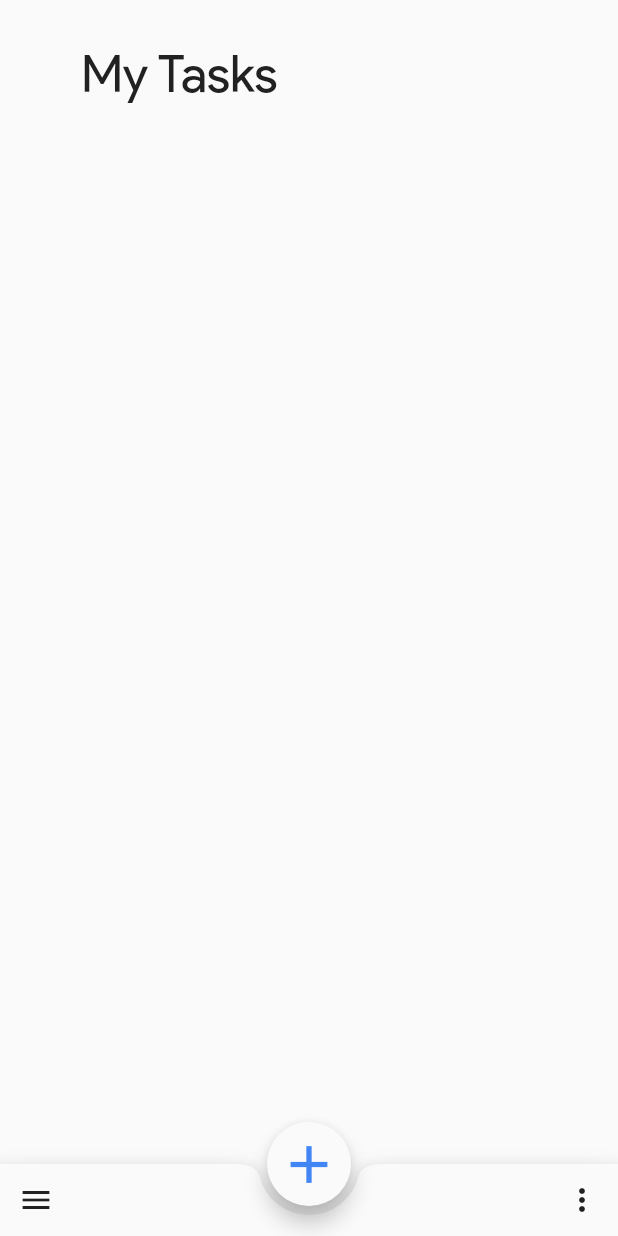
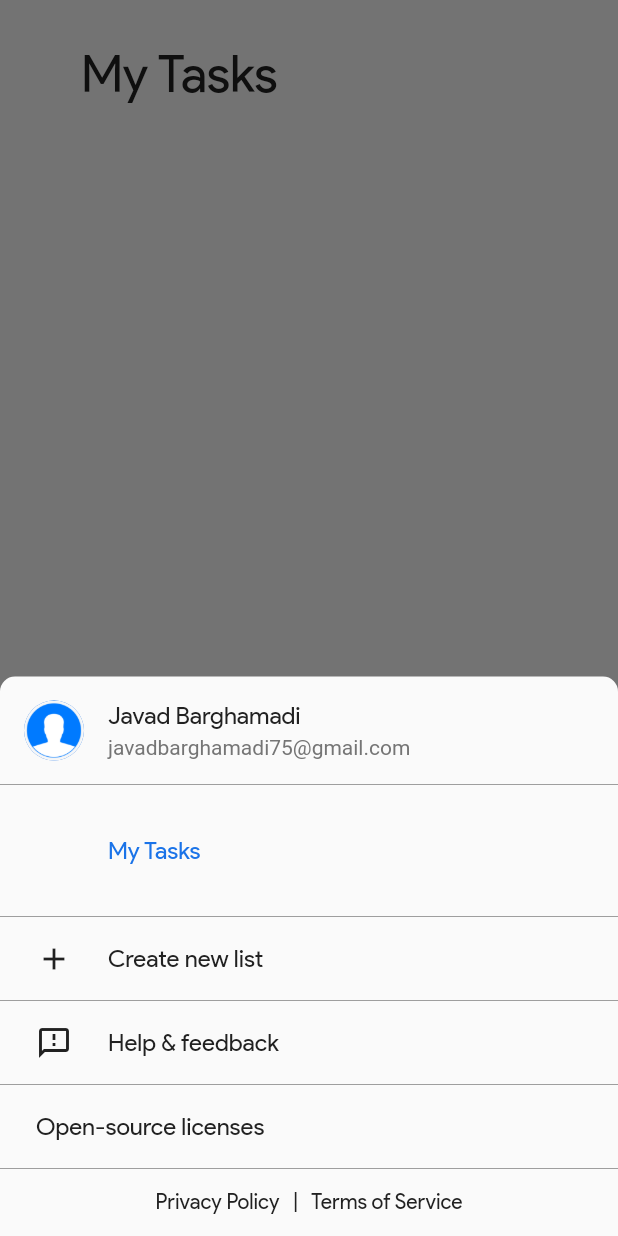
Before and after one commit to javadbarghamadi75/Google-Task, a Flutter app: the screen it shows after launch, after a tap on the "menu" icon, on a phone screen of 412 x 824 dp. Run offline on Flutter 3.47's test engine with Material 2 defaults, Android fonts, the phone set to English and light mode, and no system bars; missing offline and left inert: flutter_rounded_date_picker.

Commit message:
forth commit : menu button ui almost complete

```diff
--- a/lib/home.dart
+++ b/lib/home.dart
@@ -1,6 +1,7 @@
 import 'package:flutter/material.dart';
 import 'package:google_task/res.dart';
 import 'package:google_task/sheets/add_bottom_sheet.dart';
+import 'package:google_task/sheets/menu_bottom_sheet.dart';
 
 class Home extends StatefulWidget {
   @override
@@ -50,7 +51,7 @@ homeFloatingActionButtonLocation() {
   return FloatingActionButtonLocation.centerDocked;
 }
 
-homeBottomNavigationBar() {
+homeBottomNavigationBar(BuildContext buildContext) {
   return BottomAppBar(
     shape: CircularNotchedRectangle(),
     notchMargin: 6,
@@ -58,8 +59,21 @@ homeBottomNavigationBar() {
     child: Row(
       mainAxisAlignment: MainAxisAlignment.spaceBetween,
       children: [
-        IconButton(icon: Icon(Icons.menu), onPressed: () {}),
-        IconButton(icon: Icon(Icons.more_vert), onPressed: () {}),
+        IconButton(
+          icon: Icon(Icons.menu),
+          onPressed: () {
+            showModalBottomSheet(
+              context: buildContext,
+              builder: (build) => MenuBottomSheet(),
+              backgroundColor: Colors.transparent,
+              // isScrollControlled: true,
+            );
+          },
+        ),
+        IconButton(
+          icon: Icon(Icons.more_vert),
+          onPressed: () {},
+        ),
       ],
     ),
   );
@@ -72,7 +86,7 @@ class _HomeState extends State<Home> {
       appBar: homeAppBar(),
       floatingActionButton: homeFloatingActionButton(context),
       floatingActionButtonLocation: homeFloatingActionButtonLocation(),
-      bottomNavigationBar: homeBottomNavigationBar(),
+      bottomNavigationBar: homeBottomNavigationBar(context),
     );
   }
 }
--- a/lib/res.dart
+++ b/lib/res.dart
@@ -4,19 +4,21 @@ import 'package:flutter/material.dart';
 const Color scaffoldBackgroundColor = Color(0xfffafafa);
 const Color myTaskTextColor = Color(0xff212121);
 const Color newTaskTextColor = Color(0xff757575);
-const Color chipColor = Color(0xff9e9e9e);
-const Color saveButtonColor = Color(0xff4285f4);
-const Color transparentColor = Color(0xffffffff);
+const Color chipBorderColor = Color(0xff9e9e9e);
+const Color saveButtonColor = Color(0xff1A73E8);
+const Color transparentColor = Color(0x00ffffff);
 
 //--Text--
 const double textSize34 = 34.0;
 const double textSize18 = 18.0;
+const double textSize16 = 16.0;
 const double textSize14 = 14.0;
 
 //--Space--
 const double padding38 = 38.0;
 const double padding28 = 28.0;
 const double padding24 = 24.0;
+const double padding16 = 16.0;
 const double padding14 = 14.0;
 const double padding12 = 12.0;
 const double padding8 = 8.0;
@@ -29,3 +31,7 @@ const double iconSize18 = 18.0;
 //--Date & Time--
 DateTime todayDate = DateTime.now();
 TimeOfDay nowTime = TimeOfDay.now();
+
+//--Radius--
+const double smallCornerRadius = 10.0;
+const double bigCornerRadius = 32.0;
--- a/lib/sheets/add_bottom_sheet.dart
+++ b/lib/sheets/add_bottom_sheet.dart
@@ -27,6 +27,7 @@ class _AddBottomSheetState extends State<AddBottomSheet> {
       lastDate: DateTime(todayDate.year + 10),
       height: MediaQuery.of(context).size.height * 0.35,
       textActionButton: _setTimeText,
+      borderRadius: smallCornerRadius,
       styleDatePicker: MaterialRoundedDatePickerStyle(
         paddingDatePicker: EdgeInsets.zero,
         paddingActionBar: EdgeInsets.zero,
@@ -53,6 +54,7 @@ class _AddBottomSheetState extends State<AddBottomSheet> {
     TimeOfDay pickedTime = await showRoundedTimePicker(
       context: buildContext,
       initialTime: _selectedTime,
+      borderRadius: smallCornerRadius,
     );
     if (pickedTime != null && pickedTime != _selectedTime) {
       setState(() {
@@ -78,8 +80,8 @@ class _AddBottomSheetState extends State<AddBottomSheet> {
       decoration: BoxDecoration(
         color: scaffoldBackgroundColor,
         borderRadius: BorderRadius.only(
-          topRight: Radius.circular(10),
-          topLeft: Radius.circular(10),
+          topRight: Radius.circular(smallCornerRadius),
+          topLeft: Radius.circular(smallCornerRadius),
         ),
       ),
       padding: EdgeInsets.only(
@@ -97,7 +99,7 @@ class _AddBottomSheetState extends State<AddBottomSheet> {
           _newTaskTextField(),
           _addDetailsTextField(),
           _selectedDateAndTimeChip(),
-          _buttonsRow(),
+          _buttonsRow(), //TODO : must check different ways to creat a task
         ],
       ),
     );
@@ -184,9 +186,9 @@ class _AddBottomSheetState extends State<AddBottomSheet> {
             backgroundColor: transparentColor,
             shape: ContinuousRectangleBorder(
               side: BorderSide(
-                color: chipColor,
+                color: chipBorderColor,
               ),
-              borderRadius: BorderRadius.circular(10),
+              borderRadius: BorderRadius.circular(smallCornerRadius),
             ),
             deleteIcon: Icon(
               Icons.close,
--- /dev/null
+++ b/lib/sheets/menu_bottom_sheet.dart
@@ -0,0 +1,185 @@
+import 'dart:ui';
+
+import 'package:flutter/material.dart';
+import 'package:google_task/res.dart';
+
+class MenuBottomSheet extends StatefulWidget {
+  @override
+  _MenuBottomSheetState createState() => _MenuBottomSheetState();
+}
+
+class _MenuBottomSheetState extends State<MenuBottomSheet> {
+  ImageProvider<Object> _userProfileImage;
+
+  @override
+  Widget build(BuildContext context) {
+    return Container(
+      decoration: BoxDecoration(
+        color: scaffoldBackgroundColor,
+        borderRadius: BorderRadius.only(
+          topRight: Radius.circular(smallCornerRadius),
+          topLeft: Radius.circular(smallCornerRadius),
+        ),
+      ),
+      child: Column(
+        mainAxisSize: MainAxisSize.min,
+        verticalDirection: VerticalDirection.down,
+        mainAxisAlignment: MainAxisAlignment.start,
+        crossAxisAlignment: CrossAxisAlignment.start,
+        children: [
+          _userInfoRow(), //TODO : how about login with Google Account
+          _divider(),
+          _listOfLists(), //TODO : must be a ListView.builder
+          _divider(),
+          _createNewList(), //TODO : check some added new list (modalbottomsheet height/scroll/etc)
+          _divider(),
+          _helpAndFeedback(), //TODO : must be a link
+          _divider(),
+          _opensourceLicenses(), //TODO : must be a link
+          _divider(),
+          _privacyPolicy(), //TODO : must be a link
+        ],
+      ),
+    );
+  }
+
+  _divider() {
+    return Divider(
+      color: chipBorderColor,
+      height: 0,
+    );
+  }
+
+  _userInfoRow() {
+    return ListTile(
+      leading: CircleAvatar(
+        backgroundImage: (_userProfileImage == null)
+            ? AssetImage(
+                'assets/images/profile_icon.png',
+              )
+            : _userProfileImage,
+        backgroundColor: saveButtonColor,
+      ),
+      title: Text(
+        'Javad Barghamadi',
+        style: TextStyle(
+          fontFamily: 'Product Sans',
+          fontSize: textSize16,
+          color: myTaskTextColor,
+        ),
+      ),
+      subtitle: Text(
+        'javadbarghamadi75@gmail.com',
+        style: TextStyle(
+          fontSize: textSize14,
+          color: newTaskTextColor,
+        ),
+      ),
+    );
+  }
+
+  _listOfLists() {
+    return Padding(
+      padding: const EdgeInsets.only(
+        top: padding16,
+        right: padding16,
+        bottom: padding16,
+      ),
+      child: ClipRRect(
+        borderRadius: BorderRadius.only(
+          topRight: Radius.circular(bigCornerRadius),
+          bottomRight: Radius.circular(bigCornerRadius),
+        ),
+        child: ListTile(
+          title: Text(
+            'My Tasks',
+            style: TextStyle(
+              fontFamily: 'Product Sans',
+              fontSize: textSize16,
+              color: saveButtonColor,
+            ),
+          ),
+          leading: CircleAvatar(
+            backgroundImage: null,
+            backgroundColor: transparentColor,
+          ),
+          selected: true,
+          selectedTileColor: saveButtonColor.withOpacity(0.1),
+        ),
+      ),
+    );
+  }
+
+  _createNewList() {
+    return ListTile(
+      leading: CircleAvatar(
+        child: Icon(
+          Icons.add,
+          color: myTaskTextColor,
+        ),
+        backgroundImage: null,
+        backgroundColor: transparentColor,
+      ),
+      title: Text(
+        'Create new list',
+        style: TextStyle(
+          fontFamily: 'Product Sans',
+          fontSize: textSize16,
+          color: myTaskTextColor,
+        ),
+      ),
+      onTap: () {},
+    );
+  }
+
+  _helpAndFeedback() {
+    return ListTile(
+      leading: CircleAvatar(
+        child: Icon(
+          Icons.feedback_outlined,
+          color: myTaskTextColor,
+        ),
+        backgroundImage: null,
+        backgroundColor: transparentColor,
+      ),
+      title: Text(
+        'Help & feedback',
+        style: TextStyle(
+          fontFamily: 'Product Sans',
+          fontSize: textSize16,
+          color: myTaskTextColor,
+        ),
+      ),
+    );
+  }
+
+  _opensourceLicenses() {
+    return ListTile(
+      title: Text(
+        'Open-source licenses',
+        style: TextStyle(
+          fontFamily: 'Product Sans',
+          fontSize: textSize16,
+          color: myTaskTextColor,
+        ),
+      ),
+      contentPadding: EdgeInsets.symmetric(horizontal: padding24),
+    );
+  }
+
+  _privacyPolicy() {
+    return Center(
+      child: Padding(
+        padding: const EdgeInsets.all(padding14),
+        child: Text(
+          'Privacy Policy   |   Terms of Service',
+          style: TextStyle(
+            fontFamily: 'Product Sans',
+            fontSize: textSize14,
+            color: myTaskTextColor,
+          ),
+        ),
+      ),
+    );
+  }
+}
```
Also changed, not shown: pubspec.yaml (+10 -12 lines), assets/fonts/product/Product Sans Bold.ttf (renamed from fonts/product/Product Sans Bold.ttf), assets/fonts/product/Product Sans Regular.ttf (renamed from fonts/product/Product Sans Regular.ttf), assets/fonts/raleway/Raleway-Bold.ttf (renamed from fonts/raleway/Raleway-Bold.ttf), assets/fonts/raleway/Raleway-Light.ttf (renamed from fonts/raleway/Raleway-Light.ttf), assets/fonts/raleway/Raleway-Medium.ttf (renamed from fonts/raleway/Raleway-Medium.ttf), assets/fonts/raleway/Raleway-Regular.ttf (renamed from fonts/raleway/Raleway-Regular.ttf), assets/fonts/raleway/Raleway-SemiBold.ttf (renamed from fonts/raleway/Raleway-SemiBold.ttf), assets/images/profile_icon.png (added), assets/images/user_profile.jpg (added), 5 other files.
